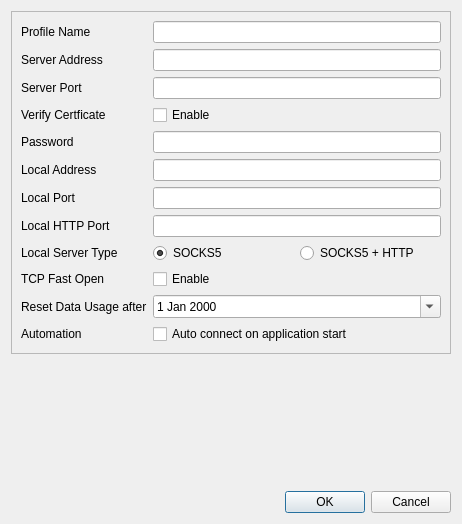
First picture: the form in ui/editdialog.ui, repository Trojan-Qt5/Trojan-Qt5, before the edit.
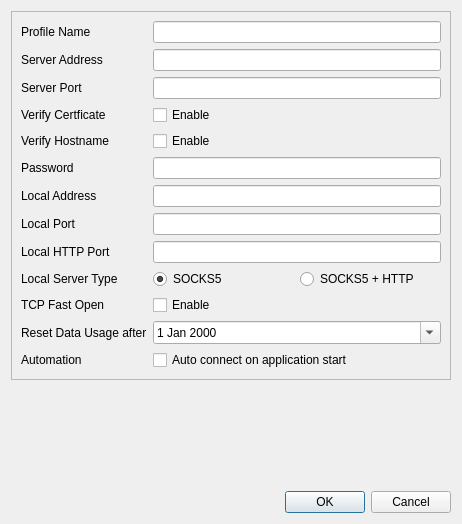
Second picture: the form after the edit.

Commit message: [New Feature] Add verifyHostname

Patch:
```diff
--- a/ui/editdialog.ui
+++ b/ui/editdialog.ui
@@ -60,14 +60,42 @@
         </property>
        </widget>
       </item>
+      <item row="3" column="0">
+       <widget class="QLabel" name="verifyCertficateLabel">
+        <property name="text">
+         <string>Verify Certficate</string>
+        </property>
+       </widget>
+      </item>
+      <item row="3" column="1">
+       <widget class="QCheckBox" name="verifyCertificateCheckBox">
+        <property name="text">
+         <string>Enable</string>
+        </property>
+       </widget>
+      </item>
       <item row="4" column="0">
+       <widget class="QLabel" name="verifyHostname">
+        <property name="text">
+         <string>Verify Hostname</string>
+        </property>
+       </widget>
+      </item>
+      <item row="4" column="1">
+       <widget class="QCheckBox" name="verifyHostnameCheckBox">
+        <property name="text">
+         <string>Enable</string>
+        </property>
+       </widget>
+      </item>
+      <item row="5" column="0">
        <widget class="QLabel" name="pwdLabel">
         <property name="text">
          <string>Password</string>
         </property>
        </widget>
       </item>
-      <item row="4" column="1">
+      <item row="5" column="1">
        <widget class="QLineEdit" name="pwdEdit">
         <property name="inputMethodHints">
          <set>Qt::ImhNoAutoUppercase|Qt::ImhNoPredictiveText|Qt::ImhSensitiveData</set>
@@ -77,116 +105,48 @@
         </property>
        </widget>
       </item>
-      <item row="5" column="0">
+      <item row="6" column="0">
        <widget class="QLabel" name="localAddrLabel">
         <property name="text">
          <string>Local Address</string>
         </property>
        </widget>
       </item>
-      <item row="5" column="1">
+      <item row="6" column="1">
        <widget class="QLineEdit" name="localAddrEdit"/>
       </item>
-      <item row="6" column="0">
+      <item row="7" column="0">
        <widget class="QLabel" name="localPortLabel">
         <property name="text">
          <string>Local Port</string>
         </property>
        </widget>
       </item>
-      <item row="6" column="1">
+      <item row="7" column="1">
        <widget class="QLineEdit" name="localPortEdit">
         <property name="inputMethodHints">
          <set>Qt::ImhDigitsOnly|Qt::ImhPreferNumbers</set>
         </property>
        </widget>
       </item>
-      <item row="9" column="0">
-       <widget class="QLabel" name="tcpFastOpenLabel">
-        <property name="text">
-         <string>TCP Fast Open</string>
-        </property>
-       </widget>
-      </item>
-      <item row="9" column="1">
-       <widget class="QCheckBox" name="tcpFastOpenCheckBox">
-        <property name="text">
-         <string>Enable</string>
-        </property>
-       </widget>
-      </item>
-      <item row="10" column="0">
-       <widget class="QLabel" name="resetDateLabel">
-        <property name="text">
-         <string>Reset Data Usage after</string>
-        </property>
-       </widget>
-      </item>
-      <item row="10" column="1">
-       <widget class="QDateEdit" name="resetDateEdit">
-        <property name="sizePolicy">
-         <sizepolicy hsizetype="Expanding" vsizetype="Fixed">
-          <horstretch>0</horstretch>
-          <verstretch>0</verstretch>
-         </sizepolicy>
-        </property>
-        <property name="calendarPopup">
-         <bool>true</bool>
-        </property>
-       </widget>
-      </item>
-      <item row="11" column="0">
-       <widget class="QLabel" name="autoStartLabel">
-        <property name="text">
-         <string>Automation</string>
-        </property>
-       </widget>
-      </item>
-      <item row="11" column="1">
-       <widget class="QCheckBox" name="autoStartCheckBox">
-        <property name="sizePolicy">
-         <sizepolicy hsizetype="Expanding" vsizetype="Fixed">
-          <horstretch>0</horstretch>
-          <verstretch>0</verstretch>
-         </sizepolicy>
-        </property>
-        <property name="text">
-         <string>Auto connect on application start</string>
-        </property>
-       </widget>
-      </item>
-      <item row="3" column="0">
-       <widget class="QLabel" name="verifyCertficateLabel">
-        <property name="text">
-         <string>Verify Certficate</string>
-        </property>
-       </widget>
-      </item>
-      <item row="3" column="1">
-       <widget class="QCheckBox" name="verifyCertificateCheckBox">
-        <property name="text">
-         <string>Enable</string>
-        </property>
-       </widget>
-      </item>
-      <item row="7" column="0">
+      <item row="8" column="0">
        <widget class="QLabel" name="LocalHttpPortLabel">
         <property name="text">
          <string>Local HTTP Port</string>
         </property>
        </widget>
       </item>
-      <item row="7" column="1">
+      <item row="8" column="1">
        <widget class="QLineEdit" name="localHttpPortEdit"/>
       </item>
-      <item row="8" column="0">
+      <item row="9" column="0">
        <widget class="QLabel" name="localServerTypeLabel">
         <property name="text">
          <string>Local Server Type</string>
         </property>
        </widget>
       </item>
-      <item row="8" column="1">
+      <item row="9" column="1">
        <layout class="QHBoxLayout" name="horizontalLayout">
         <item>
          <widget class="QRadioButton" name="socks5RadioButton">
@@ -210,6 +170,60 @@
         </item>
        </layout>
       </item>
+      <item row="10" column="0">
+       <widget class="QLabel" name="tcpFastOpenLabel">
+        <property name="text">
+         <string>TCP Fast Open</string>
+        </property>
+       </widget>
+      </item>
+      <item row="10" column="1">
+       <widget class="QCheckBox" name="tcpFastOpenCheckBox">
+        <property name="text">
+         <string>Enable</string>
+        </property>
+       </widget>
+      </item>
+      <item row="11" column="0">
+       <widget class="QLabel" name="resetDateLabel">
+        <property name="text">
+         <string>Reset Data Usage after</string>
+        </property>
+       </widget>
+      </item>
+      <item row="11" column="1">
+       <widget class="QDateEdit" name="resetDateEdit">
+        <property name="sizePolicy">
+         <sizepolicy hsizetype="Expanding" vsizetype="Fixed">
+          <horstretch>0</horstretch>
+          <verstretch>0</verstretch>
+         </sizepolicy>
+        </property>
+        <property name="calendarPopup">
+         <bool>true</bool>
+        </property>
+       </widget>
+      </item>
+      <item row="12" column="0">
+       <widget class="QLabel" name="autoStartLabel">
+        <property name="text">
+         <string>Automation</string>
+        </property>
+       </widget>
+      </item>
+      <item row="12" column="1">
+       <widget class="QCheckBox" name="autoStartCheckBox">
+        <property name="sizePolicy">
+         <sizepolicy hsizetype="Expanding" vsizetype="Fixed">
+          <horstretch>0</horstretch>
+          <verstretch>0</verstretch>
+         </sizepolicy>
+        </property>
+        <property name="text">
+         <string>Auto connect on application start</string>
+        </property>
+       </widget>
+      </item>
      </layout>
     </widget>
    </item>
```
The commit also changes 6 other files.
